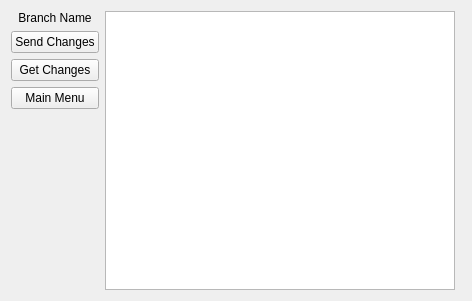
The window that meg_runtime/ui/repopanel.ui (MultimediaExtensibleGit/Runtime) describes before a commit, drawn with Qt 5.
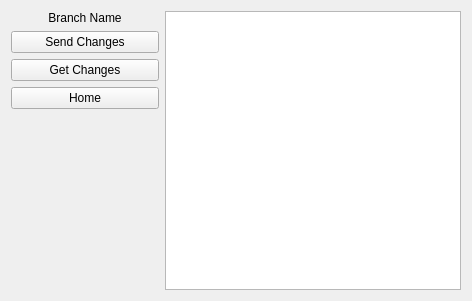
The same window after the commit.

Patch:
```diff
--- a/meg_runtime/ui/repopanel.ui
+++ b/meg_runtime/ui/repopanel.ui
@@ -13,11 +13,22 @@
   <property name="windowTitle">
    <string>Form</string>
   </property>
-  <layout class="QGridLayout" name="gridLayout">
-   <item row="0" column="0">
-    <layout class="QHBoxLayout" name="horizontalLayout">
+  <layout class="QHBoxLayout" name="horizontalLayout" stretch="1,2">
      <item>
-      <layout class="QVBoxLayout" name="verticalLayout">
+    <widget class="QWidget" name="verticalLayoutWidget" native="true">
+     <layout class="QVBoxLayout" name="verticalLayout" stretch="0,0,0,0,0">
+      <property name="leftMargin">
+       <number>0</number>
+      </property>
+      <property name="topMargin">
+       <number>0</number>
+      </property>
+      <property name="rightMargin">
+       <number>0</number>
+      </property>
+      <property name="bottomMargin">
+       <number>0</number>
+      </property>
        <item>
         <widget class="QLabel" name="branchName">
          <property name="text">
@@ -45,7 +56,7 @@
        <item>
         <widget class="QPushButton" name="mainMenu">
          <property name="text">
-          <string>Main Menu</string>
+         <string>Home</string>
          </property>
         </widget>
        </item>
@@ -57,20 +68,16 @@
          <property name="sizeHint" stdset="0">
           <size>
            <width>20</width>
-           <height>40</height>
+          <height>179</height>
           </size>
          </property>
         </spacer>
        </item>
       </layout>
+    </widget>
      </item>
      <item>
       <widget class="QTreeView" name="treeView"/>
-     </item>
-     <item>
-      <widget class="QWidget" name="dirViewWidget" native="true"/>
-     </item>
-    </layout>
    </item>
   </layout>
  </widget>
```
Lines whose indentation alone changed are shown as unchanged.
